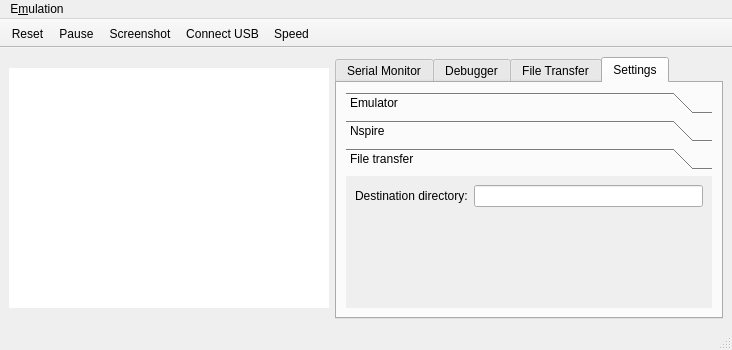
Before: the Qt Designer form mainwindow.ui in nspire-emus/firebird, drawn with Qt 5.
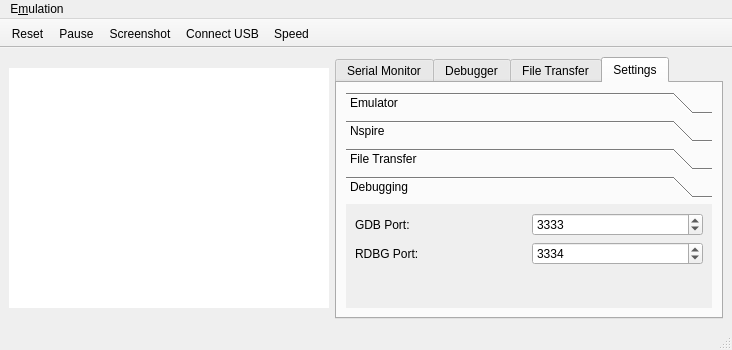
After: the same form once the commit is applied. Custom widgets are drawn as their Qt base class.

Commit message: Add spinbox for GDB and RDBG ports

What changed in the file:
```diff
--- a/mainwindow.ui
+++ b/mainwindow.ui
@@ -179,7 +179,7 @@
         <item>
          <widget class="QToolBox" name="toolBox">
           <property name="currentIndex">
-           <number>2</number>
+           <number>3</number>
           </property>
           <widget class="QWidget" name="page">
            <property name="geometry">
@@ -370,11 +370,11 @@
              <x>0</x>
              <y>0</y>
              <width>366</width>
-             <height>132</height>
+             <height>104</height>
             </rect>
            </property>
            <attribute name="label">
-            <string>File transfer</string>
+            <string>File Transfer</string>
            </attribute>
            <layout class="QFormLayout" name="formLayout">
             <item row="0" column="0">
@@ -389,6 +389,60 @@
             </item>
            </layout>
           </widget>
+          <widget class="QWidget" name="page_4">
+           <attribute name="label">
+            <string>Debugging</string>
+           </attribute>
+           <layout class="QGridLayout" name="gridLayout_2">
+            <item row="3" column="2">
+             <widget class="QSpinBox" name="spinRDBG">
+              <property name="maximum">
+               <number>65535</number>
+              </property>
+              <property name="value">
+               <number>3334</number>
+              </property>
+             </widget>
+            </item>
+            <item row="0" column="2">
+             <widget class="QSpinBox" name="spinGDB">
+              <property name="maximum">
+               <number>65535</number>
+              </property>
+              <property name="value">
+               <number>3333</number>
+              </property>
+             </widget>
+            </item>
+            <item row="3" column="0">
+             <widget class="QLabel" name="label_6">
+              <property name="text">
+               <string>RDBG Port:</string>
+              </property>
+             </widget>
+            </item>
+            <item row="0" column="0">
+             <widget class="QLabel" name="label_5">
+              <property name="text">
+               <string>GDB Port:</string>
+              </property>
+             </widget>
+            </item>
+            <item row="4" column="0">
+             <spacer name="verticalSpacer_3">
+              <property name="orientation">
+               <enum>Qt::Vertical</enum>
+              </property>
+              <property name="sizeHint" stdset="0">
+               <size>
+                <width>20</width>
+                <height>40</height>
+               </size>
+              </property>
+             </spacer>
+            </item>
+           </layout>
+          </widget>
          </widget>
         </item>
        </layout>
```
Left out of the diff: 8 changed lines with no effect on the pictures. The commit also changes 8 other files.
